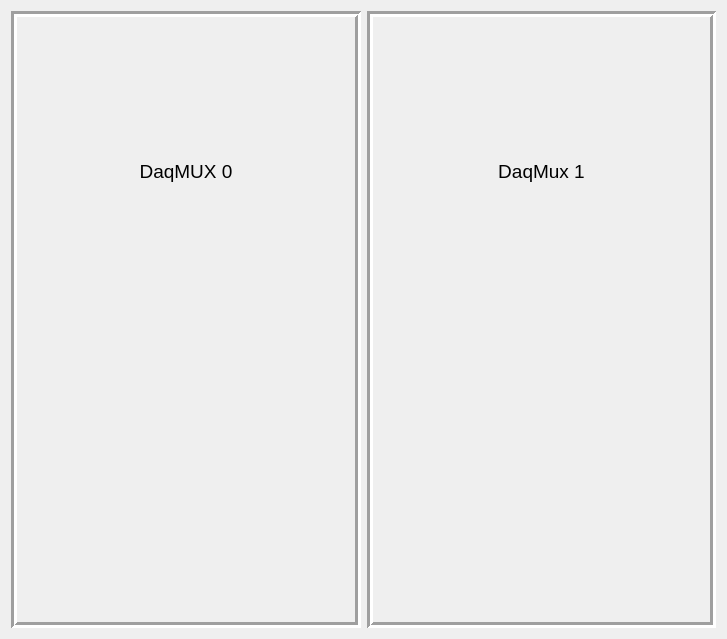
The window that new_look/settings.ui (cristinasewell/ATCA_PyDM_Screens) describes before a commit, drawn with Qt 5.
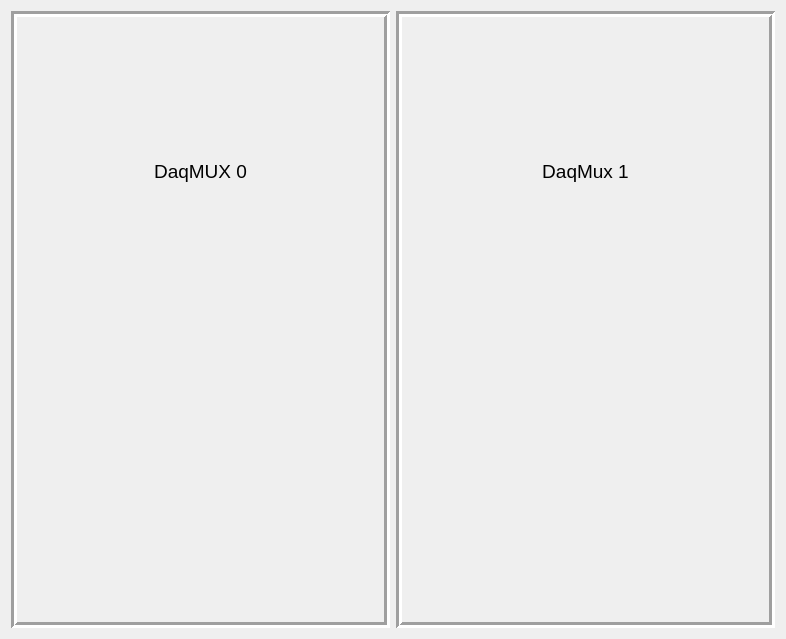
The same window after the commit. Custom widgets are drawn as their Qt base class.

Commit message: WIP - fix layout for some little widgets

```diff
--- a/new_look/settings.ui
+++ b/new_look/settings.ui
@@ -6,7 +6,7 @@
    <rect>
     <x>0</x>
     <y>0</y>
-    <width>727</width>
+    <width>786</width>
     <height>639</height>
    </rect>
   </property>
```
The commit also changes 7 other files.
